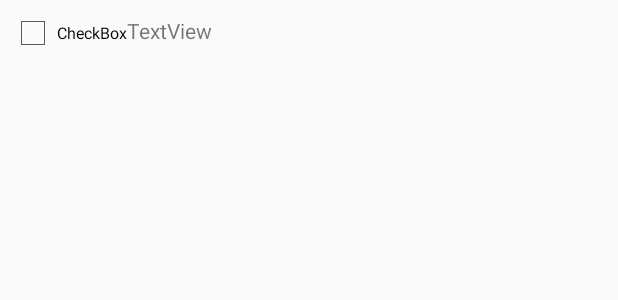
After one commit to reidHoruff/meetup, an Android app: the layout interests_list_frag.xml on its own in the app's theme, with its tools: preview values and no code run, on a phone screen of 412 x 824 dp. The commit adds this screen. Shown: the top 300 px of the screen. Run offline under Robolectric (Android 15) with nearby library versions, the phone set to English and light mode, and no system bars.

Commit message:
preferences thing

```diff
--- a/app/app/src/main/java/com/meetup/seii/meetup/HomeFragmentActivity.java
+++ b/app/app/src/main/java/com/meetup/seii/meetup/HomeFragmentActivity.java
@@ -58,6 +58,7 @@ public class HomeFragmentActivity extends FragmentActivity implements ServerComm
             }
         }
 
+
         @Override
         public int getCount() {
             return 3;
--- a/app/app/src/main/java/com/meetup/seii/meetup/MeetupSingleton.java
+++ b/app/app/src/main/java/com/meetup/seii/meetup/MeetupSingleton.java
@@ -6,6 +6,7 @@ import android.content.SharedPreferences;
 import android.util.Log;
 
 import java.util.ArrayList;
+import java.util.Collections;
 
 /**
  * Created by reid on 29/03/15.
@@ -125,7 +126,8 @@ public class MeetupSingleton {
         this.allInterests.clear();
     }
 
-    public ArrayList<Interest> getAllInterests() {
+    public ArrayList<Interest> getAllInterestsSorted() {
+        Collections.sort(this.allInterests);
         return this.allInterests;
     }
 }
--- a/app/app/src/main/java/com/meetup/seii/meetup/ServerCommunicator.java
+++ b/app/app/src/main/java/com/meetup/seii/meetup/ServerCommunicator.java
@@ -89,7 +89,7 @@ public class ServerCommunicator {
         boolean first = true;
         for (Map.Entry<String, Interest> entry : user.getInterestMap().entrySet()) {
             if (!first) ids += ",";
-            ids += ((Interest)entry.getValue()).id;
+            ids += ((Interest)entry.getValue()).getID();
             first = false;
         }
 
@@ -108,9 +108,11 @@ public class ServerCommunicator {
         boolean first = true;
         for (Map.Entry<String, Interest> entry : user.getInterestMap().entrySet()) {
             if (!first) ids += ",";
-            ids += ((Interest)entry.getValue()).id;
+            ids += ((Interest)entry.getValue()).getID();
             first = false;
         }
+
+        Log.i("REST", "IDS: " + ids);
 
         builder.appendQueryParameter("ids", ids);
 
--- /dev/null
+++ b/app/app/src/main/res/layout/interests_list_frag.xml
@@ -0,0 +1,26 @@
+<?xml version="1.0" encoding="utf-8"?>
+<RelativeLayout xmlns:android="http://schemas.android.com/apk/res/android"
+    android:layout_width="fill_parent"
+    android:layout_height="wrap_content"
+    android:orientation="vertical"
+    android:padding="6dip" >
+
+    <CheckBox
+        android:id="@+id/checkBox1"
+        android:layout_width="wrap_content"
+        android:layout_height="wrap_content"
+        android:layout_alignParentLeft="true"
+        android:focusable="false"
+        android:textSize="16px"
+        android:focusableInTouchMode="false"
+        android:text="CheckBox" />
+
+    <TextView
+        android:id="@+id/code"
+        android:layout_width="wrap_content"
+        android:layout_height="wrap_content"
+        android:layout_alignBaseline="@+id/checkBox1"
+        android:layout_alignBottom="@+id/checkBox1"
+        android:layout_toRightOf="@+id/checkBox1"
+        android:text="TextView" />
+</RelativeLayout>
--- a/app/app/src/main/res/layout/interests_section_fragment.xml
+++ b/app/app/src/main/res/layout/interests_section_fragment.xml
@@ -18,7 +18,7 @@
 
     <ListView
         android:layout_width="wrap_content"
-        android:layout_height="wrap_content"
+        android:layout_height="match_parent"
         android:id="@+id/int_list_view" />
 
 </LinearLayout>
```
Also changed, not shown: app/app/src/main/java/com/meetup/seii/meetup/Interest.java (+15 -2 lines), app/app/src/main/java/com/meetup/seii/meetup/InterestsSectionFragment.java (+87 -28 lines).
